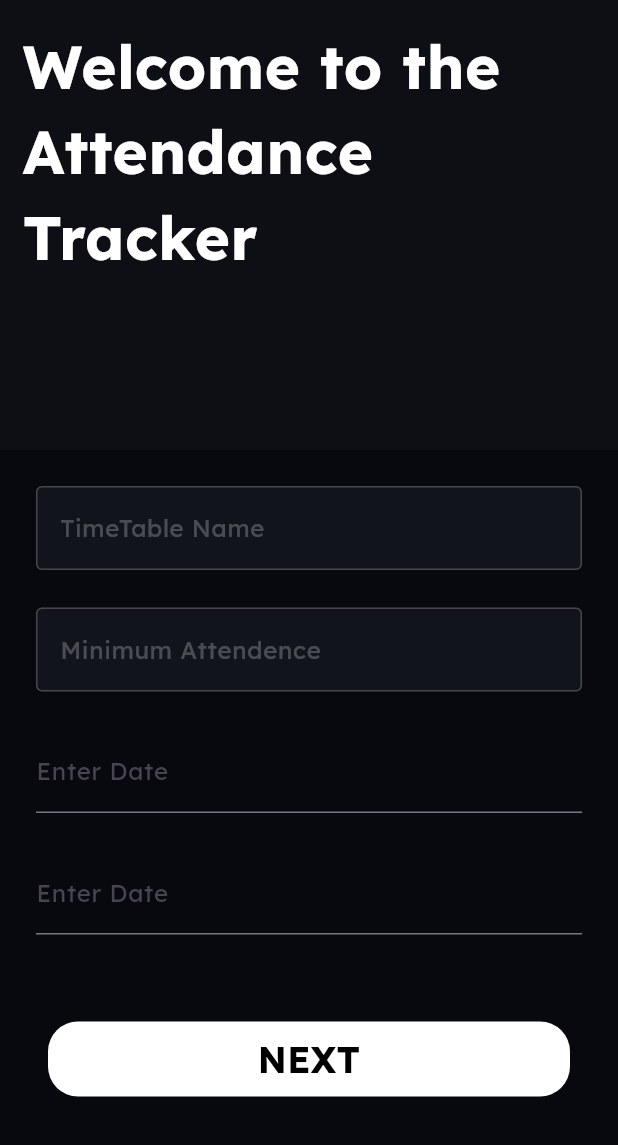
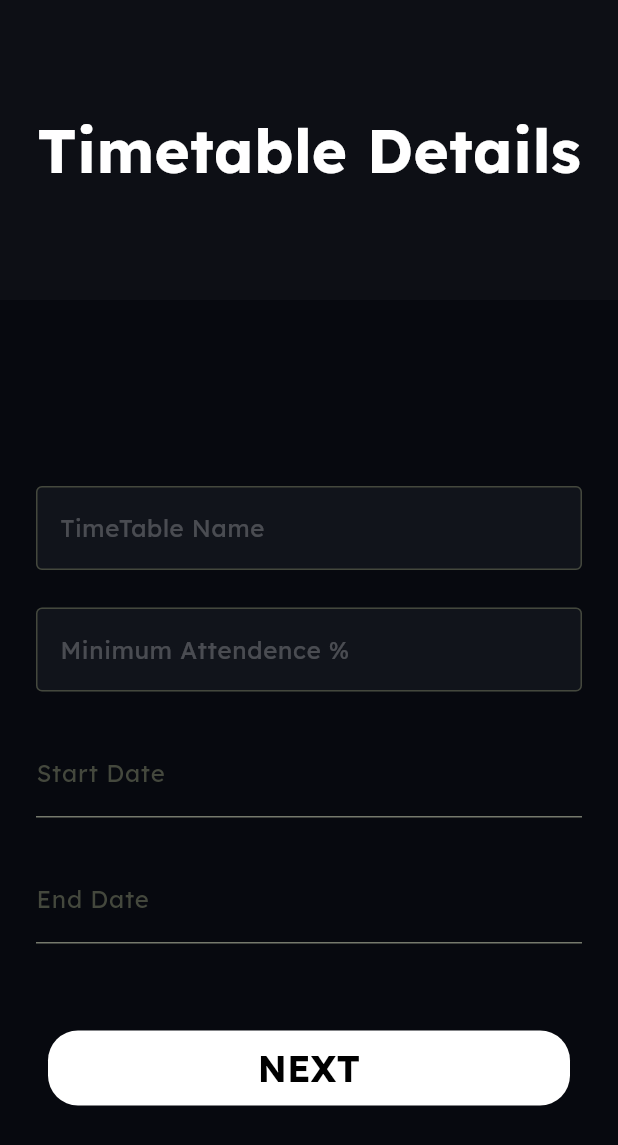
Before and after one commit to Bunk-Mate/Mobile-App, a Flutter app: the OnBoard screen opened directly, on a phone screen of 412 x 824 dp. Shown: the top 1145 px of the screen. Run offline on Flutter 3.47's test engine with Material 3 defaults, Android fonts, the phone set to English and light mode, and no system bars; drawn by our look-alikes of date_field; our stand-ins replace fl_chart, flutter_holo_date_picker, flutter_secure_storage, google_nav_bar, line_icons, syncfusion_flutter_charts; missing offline and left inert: side_sheet, simple_drawer; accounts and stored records are empty; network calls fail.

Commit message:
feat: implemented timetable creation

```diff
--- a/lib/onboarding.dart
+++ b/lib/onboarding.dart
@@ -4,17 +4,17 @@ import 'package:attendence1/subject.dart';
 import 'package:attendence1/timetable.dart';
 import 'package:attendence1/timetablefinal.dart';
 import 'package:flutter/material.dart';
+import 'package:attendence1/global.dart';
+import 'package:intl/intl.dart';
 import 'package:flutter/services.dart';
-import 'package:intl/intl_standalone.dart'
-    if (dart.library.html) 'package:intl/intl_browser.dart';
+import 'package:flutter_holo_date_picker/flutter_holo_date_picker.dart';
 import 'package:date_field/date_field.dart';
 import 'login.dart';
-
-Future<void> main() async {
-  WidgetsFlutterBinding.ensureInitialized();
-  await findSystemLocale();
-  runApp(const OnBoard());
-}
+import 'package:attendence1/global.dart';
+import 'package:http/http.dart' as http;
+import 'dart:io';
+import 'package:flutter_secure_storage/flutter_secure_storage.dart';
+import 'dart:convert';
 
 class OnBoard extends StatefulWidget {
   const OnBoard({super.key});
@@ -24,26 +24,70 @@ class OnBoard extends StatefulWidget {
 }
 
 class _OnBoardState extends State<OnBoard> {
-  final apiUrl =
-      "https://80c3-2401-4900-32e5-8f4f-3f2d-483a-2617-7cdd.ngrok-free.app/logout";
+  String _timeTableName = "";
+  int _minAttendence = 0;
+  String _startDate = "";
+  String _endDate = "";
+
+  final storage = FlutterSecureStorage();
+  Future<String> getToken() async {
+    dynamic token = await storage.read(key: 'token');
+    print(token);
+    return token;
+  }
+
+  void submitTimetable() async {
+    final response = await http.post(
+      Uri.parse(apiUrl + "/collection"),
+      headers: {
+        HttpHeaders.authorizationHeader: "Token ${await getToken()}",
+        HttpHeaders.contentTypeHeader: "application/json"
+      },
+      body: jsonEncode({
+        "name": _timeTableName,
+        "start_date": _startDate,
+        "end_date": _endDate,
+        "courses_data": []
+      }),
+    );
+    if (response.statusCode == 201) {
+      Navigator.pop(context);
+      // Signal updates on navigation
+      ScaffoldMessenger.of(context).showSnackBar(
+        const SnackBar(
+          content: Text("Timetable details have been updated"),
+        ),
+      );
+    } else {
+      print(response.body);
+      print(response.statusCode);
+      ScaffoldMessenger.of(context).showSnackBar(
+        const SnackBar(
+          content: Text("Could not update timetable details"),
+        ),
+      );
+      throw Exception('Failed to add schedule for pre-existing course');
+    }
+  }
 
   @override
   Widget build(BuildContext context) {
     return Scaffold(
       backgroundColor: Color.fromARGB(255, 7, 9, 15),
-      body: Column(
+      body: SingleChildScrollView(
+        child: Column(
           children: [
             Container(
                 color: Color.fromARGB(255, 13, 15, 21),
-              width: 500,
-              height: 300,
+                height: 200,
                 child: Padding(
                   padding: EdgeInsets.all(15),
                   child: Column(
+                    mainAxisAlignment: MainAxisAlignment.center,
                     children: [
                       SafeArea(
                           child: Center(
-                      child: Text("Welcome to the Attendance Tracker",
+                        child: Text("Timetable Details",
                             style: TextStyle(
                                 color: Colors.white,
                                 fontWeight: FontWeight.bold,
@@ -53,24 +97,37 @@ class _OnBoardState extends State<OnBoard> {
                     ],
                   ),
                 )),
+            SizedBox(
+              height: 100,
+            ),
             Padding(
                 padding: EdgeInsets.all(24),
                 child: Column(
                   children: [
                     TextField(
                       style: TextStyle(color: Colors.white),
+                      onChanged: (timeTableName) =>
+                          _timeTableName = timeTableName,
                       decoration: const InputDecoration(
                         hintText: 'TimeTable Name',
                         hintStyle: TextStyle(color: Colors.white24),
                         border: OutlineInputBorder(),
                         filled: true,
-                        fillColor: Color.fromARGB(255, 17, 20, 27)),
+                        fillColor: Color.fromARGB(255, 17, 20, 27),
+                        focusedBorder: OutlineInputBorder(
+                          borderSide: BorderSide(
+                            color: Color.fromARGB(255, 211, 255, 153),
+                          ),
+                        ),
+                      ),
                     ),
                     SizedBox(
                       width: 25,
                       height: 25,
                     ),
                     TextFormField(
+                        onChanged: (minAttendence) =>
+                            _minAttendence = int.parse(minAttendence),
                         keyboardType: TextInputType.number,
                         inputFormatters: <TextInputFormatter>[
                           FilteringTextInputFormatter.digitsOnly
@@ -78,27 +135,37 @@ class _OnBoardState extends State<OnBoard> {
 
                         style: TextStyle(color: Colors.white24),
                         decoration: const InputDecoration(
-                        hintText: 'Minimum Attendence',
+                          hintText: 'Minimum Attendence %',
                           border: OutlineInputBorder(),
                           hintStyle: TextStyle(color: Colors.white24),
                           filled: true,
-                        fillColor: Color.fromARGB(255, 17, 20, 27)),
+                          fillColor: Color.fromARGB(255, 17, 20, 27),
+                          focusedBorder: OutlineInputBorder(
+                            borderSide: BorderSide(
+                              color: Color.fromARGB(255, 211, 255, 153),
                             ),
+                          ),
+                        )),
                     SizedBox(
                       width: 25,
                       height: 25,
                     ),
                     DateTimeFormField(
                       decoration: const InputDecoration(
-                      labelText: 'Enter Date',
+                        labelText: 'Start Date',
+                        focusedBorder: UnderlineInputBorder(
+                          borderSide: BorderSide(
+                            color: Color.fromARGB(255, 211, 255, 153),
                           ),
-                    firstDate: DateTime.now().add(const Duration(days: 10)),
-                    lastDate: DateTime.now().add(const Duration(days: 40)),
-                    initialPickerDateTime:
-                        DateTime.now().add(const Duration(days: 20)),
-                    onChanged: (DateTime? value) {
-                      var startDate = value;
-                    },
+                        ),
+                      ),
+                      style: TextStyle(
+                          color: Colors.white,
+                          fontSize: 19,
+                          fontFamily: "alpha"),
+                      mode: DateTimeFieldPickerMode.date,
+                      onChanged: (DateTime? startDate) => _startDate =
+                          DateFormat("yyyy-MM-dd").format(startDate!),
                     ),
                     SizedBox(
                       width: 25,
@@ -108,25 +175,41 @@ class _OnBoardState extends State<OnBoard> {
                       decoration: const InputDecoration(
                         fillColor: Colors.white,
                         focusColor: Colors.white,
-                      labelText: 'Enter Date',
+                        labelText: 'End Date',
+                        focusedBorder: UnderlineInputBorder(
+                          borderSide: BorderSide(
+                            color: Color.fromARGB(255, 211, 255, 153),
                           ),
-                    firstDate: DateTime.now().add(const Duration(days: 10)),
-                    lastDate: DateTime.now().add(const Duration(days: 40)),
-                    initialPickerDateTime:
-                        DateTime.now().add(const Duration(days: 20)),
-                    onChanged: (DateTime? value) {
-                      var endDate = value;
-                    },
+                        ),
+                      ),
+                      style: TextStyle(
+                          color: Colors.white,
+                          fontSize: 19,
+                          fontFamily: "alpha"),
+                      mode: DateTimeFieldPickerMode.date,
+                      initialPickerDateTime: DateTime.now(),
+                      onChanged: (DateTime? endDate) =>
+                          _endDate = DateFormat('yyyy-MM-dd').format(endDate!),
                     ),
                     SizedBox(
                       width: 50,
                       height: 50,
                     ),
                     GestureDetector(
-                      // onTap: () {
-                      //   Navigator.of(context).push(MaterialPageRoute(
-                      //       builder: (context) => MyWidget()));
-                      // },
+                        onTap: () {
+                          if (_endDate.isNotEmpty &&
+                              _startDate.isNotEmpty &&
+                              _timeTableName.isNotEmpty &&
+                              _minAttendence != 0) {
+                            submitTimetable();
+                          } else {
+                            ScaffoldMessenger.of(context).showSnackBar(
+                              const SnackBar(
+                                content: Text("Please enter all details!"),
+                              ),
+                            );
+                          }
+                        },
                         child: Padding(
                           padding: const EdgeInsets.all(8.0),
                           child: Container(
@@ -137,7 +220,8 @@ class _OnBoardState extends State<OnBoard> {
                                     color: Colors.black,
                                     fontSize: 24,
                                     fontWeight: FontWeight.bold),
-                          )),
+                              ),
+                            ),
                             width: 405,
                             height: 50,
                             decoration: BoxDecoration(
@@ -150,6 +234,7 @@ class _OnBoardState extends State<OnBoard> {
                 ))
           ],
         ),
+      ),
     );
   }
 }
```
Also changed, not shown: lib/homepage.dart (+24 -4 lines), lib/main.dart (+11 -8 lines), lib/subject.dart (+13 -12 lines), lib/global.dart (line endings or trailing spaces). Lines whose indentation alone changed are shown as unchanged.
